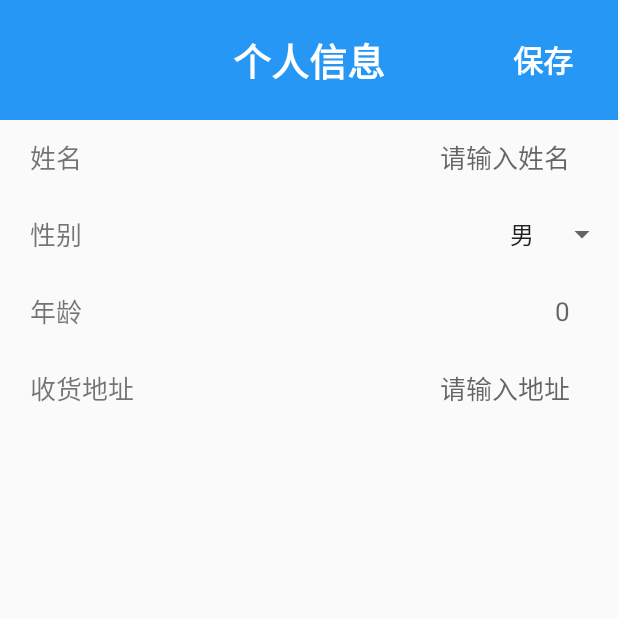
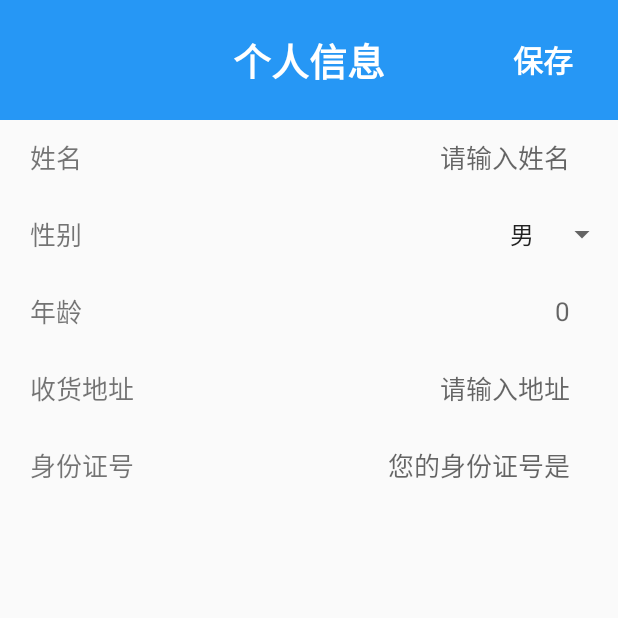
Before and after one commit to Tsukansama/Android_Group08, an Android app: the MyInfo screen opened directly, with no data from a screen before it, on a phone screen of 412 x 824 dp, the top half of it. Run offline under Robolectric (Android 15) with nearby library versions, the phone set to English and light mode, and no system bars.

Commit message:
完成了修改用户信息功能

```diff
--- a/app/src/main/java/com/example/cainiaoguo/api/API.java
+++ b/app/src/main/java/com/example/cainiaoguo/api/API.java
@@ -27,6 +27,11 @@ public interface API {
     @POST("/Group8_server/findOrderByIdServlet")
     Call<Order> getOrder(@Query("order_id")String order_id);
 
+    @POST("/Group8_server/saveUserInfoServlet")
+    Call<User> updateMyInfo(@Query("uid")String uid,@Query("username")String username,
+                                  @Query("address")String address,@Query("gender")String gender,
+                                  @Query("age")int age,@Query("identify")String identify);
+
     Call<ResultInfo> mailThings(@Query("uid")String uid, @Query("sender_address")String sender_address,
                                 @Query("sender_name")String sender_name, @Query("sender_phone")String sender_phone);
 
--- a/app/src/main/java/com/example/cainiaoguo/ui/activity/MyInfo.java
+++ b/app/src/main/java/com/example/cainiaoguo/ui/activity/MyInfo.java
@@ -2,6 +2,9 @@ package com.example.cainiaoguo.ui.activity;
 
 import androidx.appcompat.app.AppCompatActivity;
 
+import android.content.Context;
+import android.content.Intent;
+import android.content.SharedPreferences;
 import android.os.Bundle;
 import android.view.View;
 import android.widget.AdapterView;
@@ -11,34 +14,54 @@ import android.widget.Spinner;
 import android.widget.Toast;
 
 import com.example.cainiaoguo.R;
+import com.example.cainiaoguo.api.API;
+import com.example.cainiaoguo.domain.ResultInfo;
+import com.example.cainiaoguo.domain.User;
 import com.example.cainiaoguo.utils.LogUtils;
+import com.example.cainiaoguo.utils.RetrofitManager;
+
+import java.net.HttpURLConnection;
+
+import retrofit2.Call;
+import retrofit2.Callback;
+import retrofit2.Response;
+import retrofit2.Retrofit;
 
 public class MyInfo extends AppCompatActivity {
 
     private EditText input_name;
     private EditText input_age;
     private EditText input_addr;
+    private EditText input_iden;
     private Spinner spinner;
     private String name;
     private int age = 0;
     private String gender;
     private String address;
+    private String identify;
+    private String uid;
 
     @Override
     protected void onCreate(Bundle savedInstanceState) {
         super.onCreate(savedInstanceState);
         setContentView(R.layout.activity_my_info);
 
+
+
+        initView();
+        initData();
+
+    }
+
+
+
+    private void initView() {
+
         input_name = findViewById(R.id.input_name);
         input_age = findViewById(R.id.input_age);
         input_addr = findViewById(R.id.input_addr);
+        input_iden = findViewById(R.id.input_identify);
 
-        initView();
-
-
-    }
-
-    private void initView() {
         // 初始化控件
         spinner = findViewById(R.id.spinner_sex);
         // 建立数据源
@@ -65,15 +88,64 @@ public class MyInfo extends AppCompatActivity {
         });
     }
 
+    private void initData() {
+        SharedPreferences sp = getApplicationContext().getSharedPreferences("userinfo", Context.MODE_PRIVATE);
+        input_name.setText(sp.getString("username",""));
+        input_age.setText(sp.getString("age",""));
+        input_addr.setText(sp.getString("address",""));
+        input_iden.setText(sp.getString("identify",""));
+        uid = sp.getString("uid","4");
+    }
+
     public void onSave(View view){
 
         name = input_name.getText().toString();
         age = Integer.parseInt(input_age.getText().toString());
         address = input_addr.getText().toString();
+        identify = input_iden.getText().toString();
 
         if(name == null || age == 0 || address == null || gender == null){
-            Toast.makeText(this, "请不要漏填信息！", Toast.LENGTH_SHORT).show();
-            return;
+            Toast.makeText(getApplicationContext(), "请不要漏填信息！", Toast.LENGTH_SHORT).show();
+        }else{
+            Retrofit retrofit = RetrofitManager.getRetrofit();
+            API api = retrofit.create(API.class);
+            String gender1=null;
+            if(gender.equals("男")){
+                gender1 = "m";
+            }else{
+                gender1 = "w";
+            }
+            Call<User> task = api.updateMyInfo(uid,name,address,gender1,age,identify);
+
+            task.enqueue(new Callback<User>() {
+                @Override
+                public void onResponse(Call<User> call, Response<User> response) {
+                    int code = response.code();
+                    if(code == HttpURLConnection.HTTP_OK){
+                       User user = response.body();
+                       if(user.isFlag()){
+                           SharedPreferences sp = getApplicationContext().getSharedPreferences("userinfo",Context.MODE_PRIVATE);
+                           SharedPreferences.Editor editor = sp.edit();
+                           editor.putString("username",user.getData().getUsername());
+                           editor.putString("age",user.getData().getAge());
+                           editor.putString("address",user.getData().getAddress());
+                           editor.putString("identify",user.getData().getIdentify());
+                           editor.commit();
+
+                           Intent intent = new Intent(getApplicationContext(),bccgActivity.class);
+                           startActivity(intent);
+
+                       }else{
+                           Toast.makeText(getApplicationContext(),user.getErrorMsg(),Toast.LENGTH_SHORT).show();
+                       }
+                    }
+                }
+
+                @Override
+                public void onFailure(Call<User> call, Throwable t) {
+
+                }
+            });
         }
 
         LogUtils.i(MyInfo.class, "onSave: "+"name:" + name + "---age:" + age + "---gender:" + gender + "---addr:" + address);
--- a/app/src/main/java/com/example/cainiaoguo/ui/activity/bccgActivity.java
+++ b/app/src/main/java/com/example/cainiaoguo/ui/activity/bccgActivity.java
@@ -32,8 +32,7 @@ public class bccgActivity extends Activity {
         mbccg.setOnClickListener(new View.OnClickListener() {
             @Override
             public void onClick(View v) {
-                Intent intent = new Intent(bccgActivity.this, MineFragment.class);
-                startActivity(intent);
+                bccgActivity.this.finish();
             }
         });
     }
--- a/app/src/main/res/layout/activity_my_info.xml
+++ b/app/src/main/res/layout/activity_my_info.xml
@@ -92,6 +92,20 @@
         android:layout_below="@id/age"
         android:layout_toRightOf="@id/address"
         android:background="@null"/>
+    <TextView
+        android:id="@+id/identify"
+        style="@style/MyInfoTextView"
+        android:text="身份证号"
+        android:layout_below="@id/address" />
+    <EditText
+        android:id="@+id/input_identify"
+        style="@style/MyInfoTextView"
+        android:hint="您的身份证号是"
+        android:gravity="center_vertical|right"
+        android:layout_below="@id/input_addr"
+        android:layout_toRightOf="@id/address"
+        android:background="@null"/>
+
 
 
 </RelativeLayout>
```
